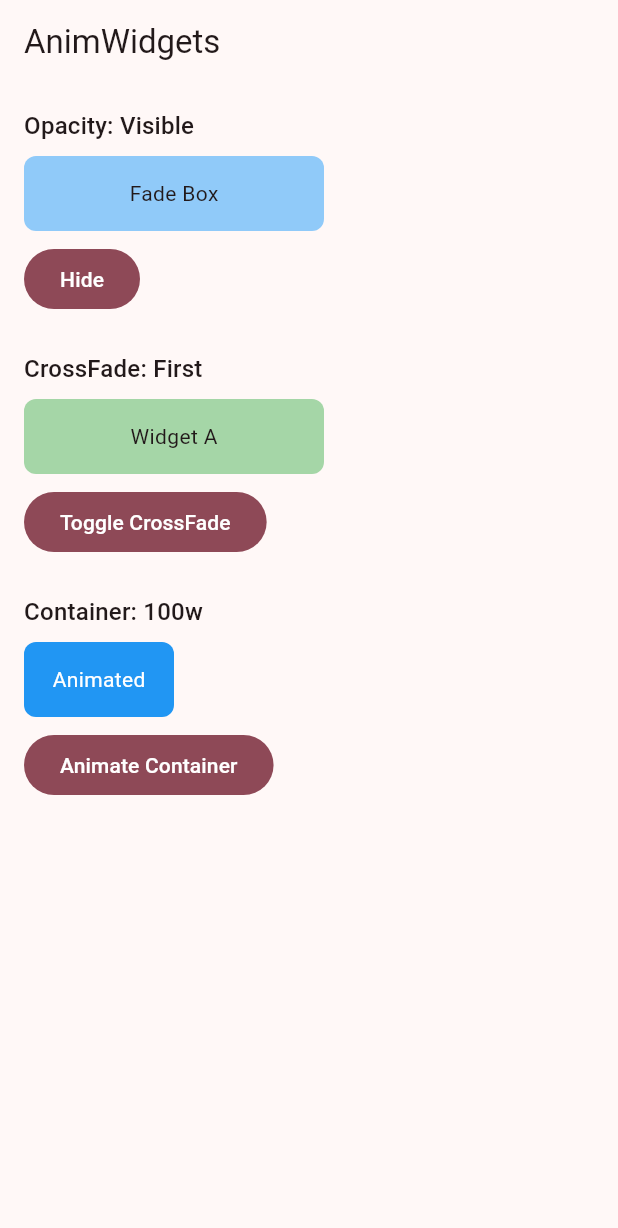
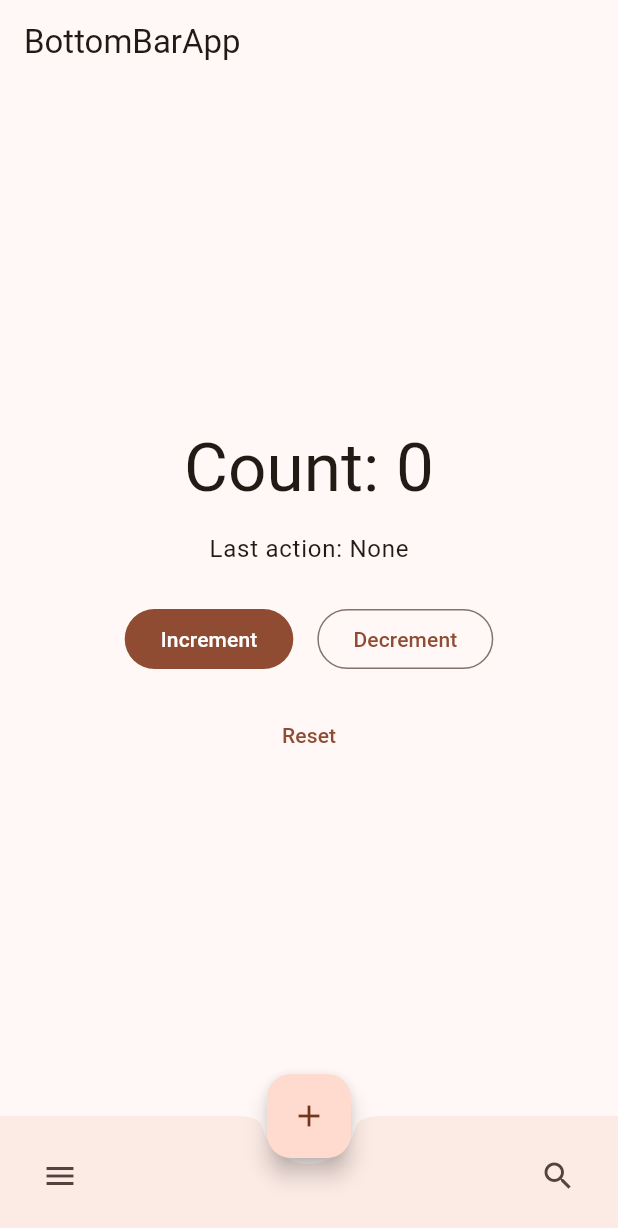
Before and after one commit to nicomoshi/iez, a Flutter app: the screen it shows after launch, on a phone screen of 412 x 824 dp. Shown: the top 1228 px of the screen. Run offline on Flutter 3.47's test engine with Material 3 defaults, Android fonts, the phone set to English and light mode, and no system bars.

Commit message:
test: Apps 71-73 — SearchApp/PageViewApp/BottomBarApp (56 assertions, 100%)
Co-Authored-By: Claude Opus 4.6 (1M context) <noreply@anthropic.com>

```diff
--- a/test_app/lib/main.dart
+++ b/test_app/lib/main.dart
@@ -1,101 +1,67 @@
 import 'package:flutter/material.dart';
-void main() => runApp(const App70());
-class App70 extends StatelessWidget {
-  const App70({super.key});
+void main() => runApp(const App73());
+class App73 extends StatelessWidget {
+  const App73({super.key});
   @override
   Widget build(BuildContext context) {
-    return MaterialApp(
-      title: 'AnimWidgets',
-      theme: ThemeData(colorSchemeSeed: Colors.pink, useMaterial3: true),
-      home: const AnimWidgetsHome(),
+    return MaterialApp(title: 'BottomBarApp',
+      theme: ThemeData(colorSchemeSeed: Colors.brown, useMaterial3: true),
+      home: const BottomBarHome());
+  }
+}
+class BottomBarHome extends StatefulWidget {
+  const BottomBarHome({super.key});
+  @override
+  State<BottomBarHome> createState() => _BottomBarHomeState();
+}
+class _BottomBarHomeState extends State<BottomBarHome> {
+  int _count = 0;
+  String _lastAction = 'None';
+  @override
+  Widget build(BuildContext context) {
+    return Scaffold(
+      appBar: AppBar(title: const Text('BottomBarApp')),
+      body: Center(child: Column(mainAxisSize: MainAxisSize.min, children: [
+        Text('Count: $_count', style: Theme.of(context).textTheme.displayMedium),
+        const SizedBox(height: 16),
+        Text('Last action: $_lastAction', style: Theme.of(context).textTheme.bodyLarge),
+        const SizedBox(height: 24),
+        Row(mainAxisAlignment: MainAxisAlignment.center, children: [
+          FilledButton(onPressed: () => setState(() { _count++; _lastAction = 'Incremented'; }),
+            child: const Text('Increment')),
+          const SizedBox(width: 16),
+          OutlinedButton(onPressed: () => setState(() { _count--; _lastAction = 'Decremented'; }),
+            child: const Text('Decrement')),
+        ]),
+        const SizedBox(height: 16),
+        TextButton(onPressed: () => setState(() { _count = 0; _lastAction = 'Reset'; }),
+          child: const Text('Reset')),
+      ])),
+      floatingActionButton: FloatingActionButton(
+        onPressed: () => setState(() { _count += 10; _lastAction = 'Added 10'; }),
+        tooltip: 'Add 10',
+        child: const Icon(Icons.add),
+      ),
+      floatingActionButtonLocation: FloatingActionButtonLocation.centerDocked,
+      bottomNavigationBar: BottomAppBar(
+        shape: const CircularNotchedRectangle(),
+        child: Row(children: [
+          IconButton(icon: const Icon(Icons.menu), tooltip: 'Menu', onPressed: () {
+            showModalBottomSheet(context: context, builder: (ctx) => Column(
+              mainAxisSize: MainAxisSize.min,
+              children: [
+                ListTile(leading: const Icon(Icons.share), title: const Text('Share Count'),
+                  onTap: () { Navigator.pop(ctx); setState(() => _lastAction = 'Shared: $_count'); }),
+                ListTile(leading: const Icon(Icons.copy), title: const Text('Copy Count'),
+                  onTap: () { Navigator.pop(ctx); setState(() => _lastAction = 'Copied: $_count'); }),
+              ],
+            ));
+          }),
+          const Spacer(),
+          IconButton(icon: const Icon(Icons.search), tooltip: 'Search', onPressed: () =>
+            setState(() => _lastAction = 'Search pressed')),
+        ]),
+      ),
     );
   }
 }
-class AnimWidgetsHome extends StatefulWidget {
-  const AnimWidgetsHome({super.key});
-  @override
-  State<AnimWidgetsHome> createState() => _AnimWidgetsHomeState();
-}
-class _AnimWidgetsHomeState extends State<AnimWidgetsHome> {
-  bool _visible = true;
-  bool _showFirst = true;
-  bool _aligned = false;
-  double _containerWidth = 100;
-  Color _containerColor = Colors.blue;
-  @override
-  Widget build(BuildContext context) {
-    return Scaffold(
-      appBar: AppBar(title: const Text('AnimWidgets')),
-      body: SingleChildScrollView(padding: const EdgeInsets.all(16), child: Column(
-        crossAxisAlignment: CrossAxisAlignment.start,
-        children: [
-          // AnimatedOpacity
-          Text('Opacity: ${_visible ? "Visible" : "Hidden"}',
-            style: Theme.of(context).textTheme.titleMedium),
-          const SizedBox(height: 8),
-          AnimatedOpacity(
-            opacity: _visible ? 1.0 : 0.0,
-            duration: const Duration(milliseconds: 300),
-            child: Container(
-              width: 200, height: 50,
-              decoration: BoxDecoration(color: Colors.blue.shade200, borderRadius: BorderRadius.circular(8)),
-              alignment: Alignment.center,
-              child: const Text('Fade Box'),
-            ),
-          ),
-          const SizedBox(height: 8),
-          FilledButton(
-            onPressed: () => setState(() => _visible = !_visible),
-            child: Text(_visible ? 'Hide' : 'Show'),
-          ),
-          const SizedBox(height: 24),
-
-          // AnimatedCrossFade
-          Text('CrossFade: ${_showFirst ? "First" : "Second"}',
-            style: Theme.of(context).textTheme.titleMedium),
-          const SizedBox(height: 8),
-          AnimatedCrossFade(
-            firstChild: Container(
-              width: 200, height: 50, alignment: Alignment.center,
-              decoration: BoxDecoration(color: Colors.green.shade200, borderRadius: BorderRadius.circular(8)),
-              child: const Text('Widget A'),
-            ),
-            secondChild: Container(
-              width: 200, height: 80, alignment: Alignment.center,
-              decoration: BoxDecoration(color: Colors.orange.shade200, borderRadius: BorderRadius.circular(8)),
-              child: const Text('Widget B'),
-            ),
-            crossFadeState: _showFirst ? CrossFadeState.showFirst : CrossFadeState.showSecond,
-            duration: const Duration(milliseconds: 300),
-          ),
-          const SizedBox(height: 8),
-          FilledButton(
-            onPressed: () => setState(() => _showFirst = !_showFirst),
-            child: const Text('Toggle CrossFade'),
-          ),
-          const SizedBox(height: 24),
-
-          // AnimatedContainer
-          Text('Container: ${_containerWidth.round()}w',
-            style: Theme.of(context).textTheme.titleMedium),
-          const SizedBox(height: 8),
-          AnimatedContainer(
-            width: _containerWidth, height: 50,
-            decoration: BoxDecoration(color: _containerColor, borderRadius: BorderRadius.circular(8)),
-            duration: const Duration(milliseconds: 300),
-            alignment: Alignment.center,
-            child: const Text('Animated', style: TextStyle(color: Colors.white)),
-          ),
-          const SizedBox(height: 8),
-          FilledButton(
-            onPressed: () => setState(() {
-              _containerWidth = _containerWidth == 100 ? 300 : 100;
-              _containerColor = _containerColor == Colors.blue ? Colors.purple : Colors.blue;
-            }),
-            child: const Text('Animate Container'),
-          ),
-        ],
-      )),
-    );
-  }
-}
```
Also changed, not shown: 1 other file.
